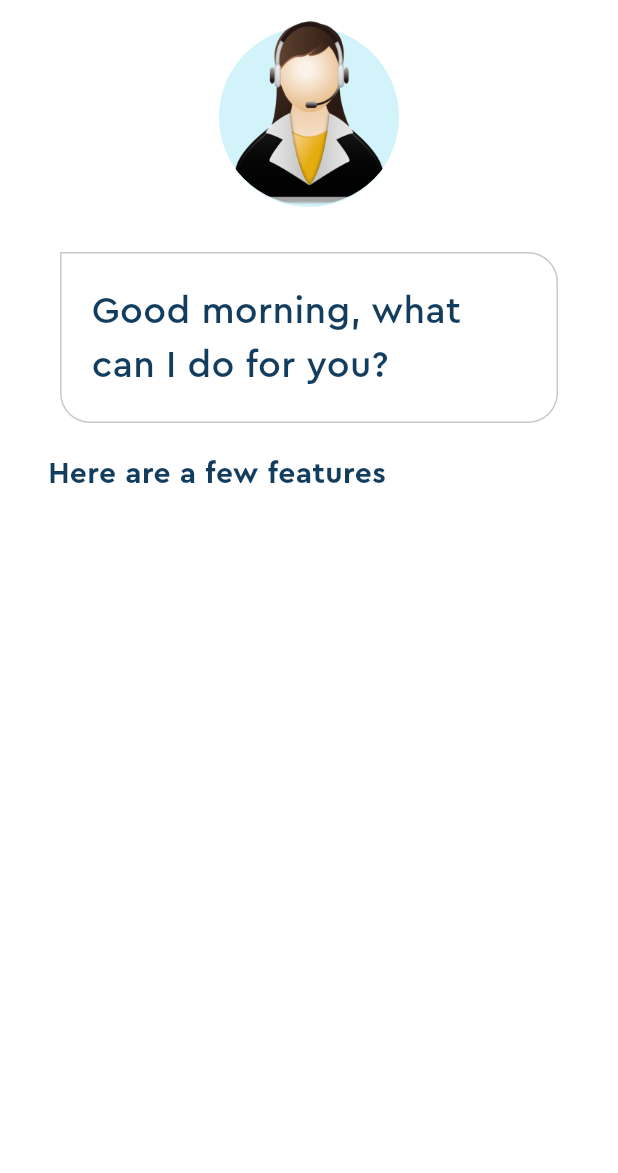
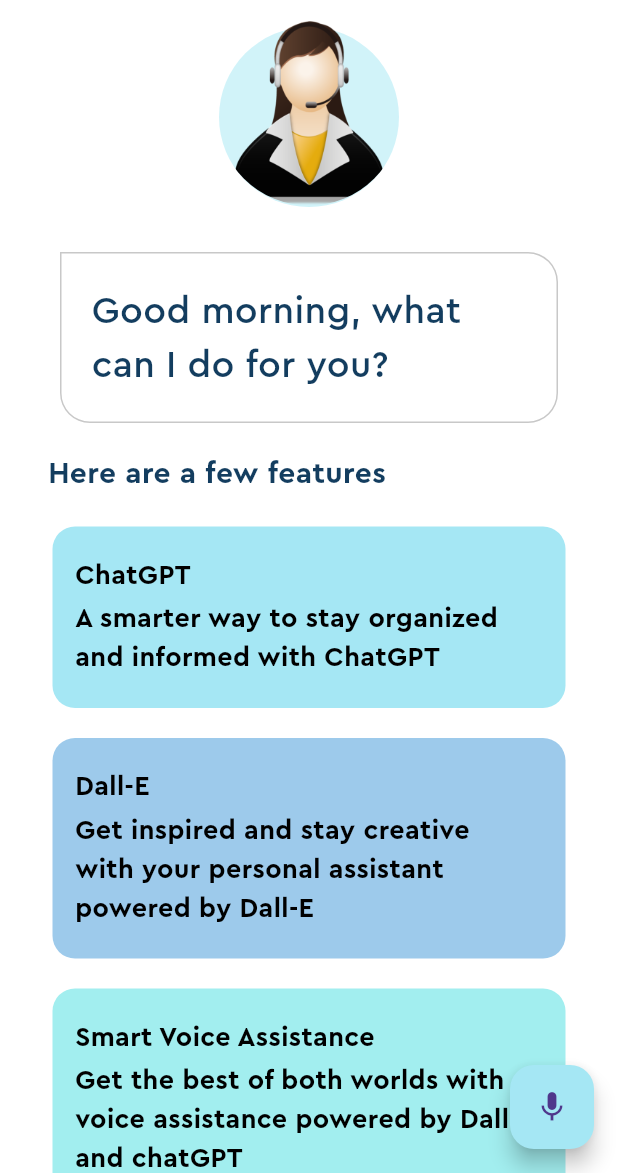
Before and after one commit to oluwajueda/voice_assistant, a Flutter app: the screen it shows after launch, on a phone screen of 412 x 824 dp, the part 63-1236 px from its top. Run offline on Flutter 3.47's test engine with Material 2 defaults, Android fonts, the phone set to English and light mode, and no system bars.

Commit message:
add feature box and floating action

```diff
--- a/lib/feature_box.dart
+++ b/lib/feature_box.dart
@@ -1,10 +1,17 @@
 import 'package:flutter/material.dart';
 import 'package:flutter/src/widgets/framework.dart';
 import 'package:flutter/src/widgets/placeholder.dart';
+import 'package:voiceai/colors.dart';
 
 class FeatureBox extends StatelessWidget {
   final Color color;
-  const FeatureBox({super.key, required this.color});
+  final String headerText;
+  final String description;
+  const FeatureBox(
+      {super.key,
+      required this.color,
+      required this.headerText,
+      required this.description});
 
   @override
   Widget build(BuildContext context) {
@@ -15,6 +22,38 @@
       ),
       decoration: BoxDecoration(
           color: color, borderRadius: BorderRadius.all(Radius.circular(15))),
+      child: Padding(
+        padding: const EdgeInsets.only(top: 20, left: 15, bottom: 20),
+        child: Column(
+          children: [
+            Align(
+              alignment: Alignment.centerLeft,
+              child: Text(
+                headerText,
+                style: TextStyle(
+                    fontFamily: "Cera Pro",
+                    color: Pallete.blackColor,
+                    fontSize: 18,
+                    fontWeight: FontWeight.bold),
+              ),
+            ),
+            const SizedBox(
+              height: 3,
+            ),
+            Padding(
+              padding: const EdgeInsets.only(right: 20),
+              child: Text(
+                description,
+                style: TextStyle(
+                    fontFamily: "Cera Pro",
+                    color: Pallete.blackColor,
+                    fontSize: 18,
+                    fontWeight: FontWeight.bold),
+              ),
+            ),
+          ],
+        ),
+      ),
     );
   }
 }
--- a/lib/home.dart
+++ b/lib/home.dart
@@ -2,6 +2,7 @@
 import 'package:flutter/src/widgets/framework.dart';
 import 'package:flutter/src/widgets/placeholder.dart';
 import 'package:voiceai/colors.dart';
+import 'package:voiceai/feature_box.dart';
 
 class HomePage extends StatefulWidget {
   const HomePage({super.key});
@@ -19,7 +20,8 @@
         centerTitle: true,
         leading: const Icon(Icons.menu),
       ),
-      body: Column(
+      body: SingleChildScrollView(
+        child: Column(
           children: [
             Stack(
               children: [
@@ -38,8 +40,8 @@
                   decoration: const BoxDecoration(
                       shape: BoxShape.circle,
                       image: DecorationImage(
-                        image:
-                            AssetImage("assets/images/virtualAssistant.png"))),
+                          image: AssetImage(
+                              "assets/images/virtualAssistant.png"))),
                 )
               ],
             ),
@@ -82,8 +84,36 @@
                     fontSize: 20,
                     fontWeight: FontWeight.bold),
               ),
+            ),
+            Column(
+              children: [
+                FeatureBox(
+                  color: Pallete.firstSuggestionBoxColor,
+                  headerText: "ChatGPT",
+                  description:
+                      "A smarter way to stay organized and informed with ChatGPT",
+                ),
+                FeatureBox(
+                  color: Pallete.secondSuggestionBoxColor,
+                  headerText: "Dall-E",
+                  description:
+                      "Get inspired and stay creative with your personal assistant powered by Dall-E",
+                ),
+                FeatureBox(
+                  color: Pallete.thirdSuggestionBoxColor,
+                  headerText: "Smart Voice Assistance",
+                  description:
+                      "Get the best of both worlds with a voice assistance powered by Dall-E and chatGPT",
+                ),
+              ],
             )
           ],
+        ),
+      ),
+      floatingActionButton: FloatingActionButton(
+        backgroundColor: Pallete.firstSuggestionBoxColor,
+        onPressed: () {},
+        child: const Icon(Icons.mic),
       ),
     );
   }
```
Lines whose indentation alone changed are shown as unchanged.
